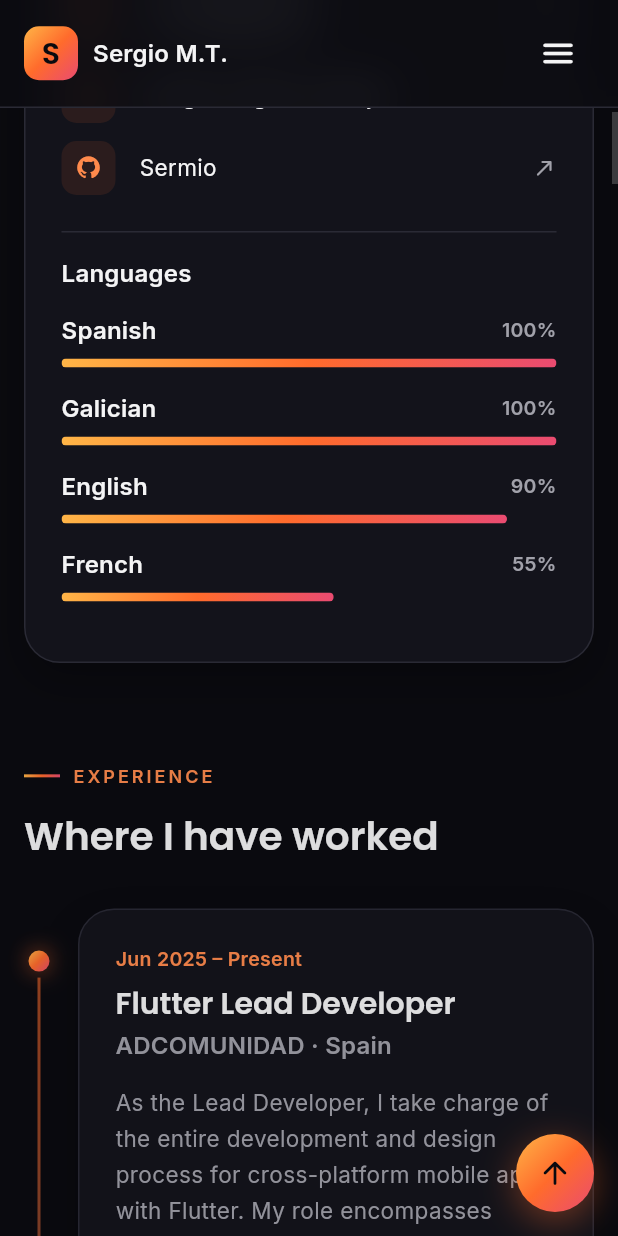
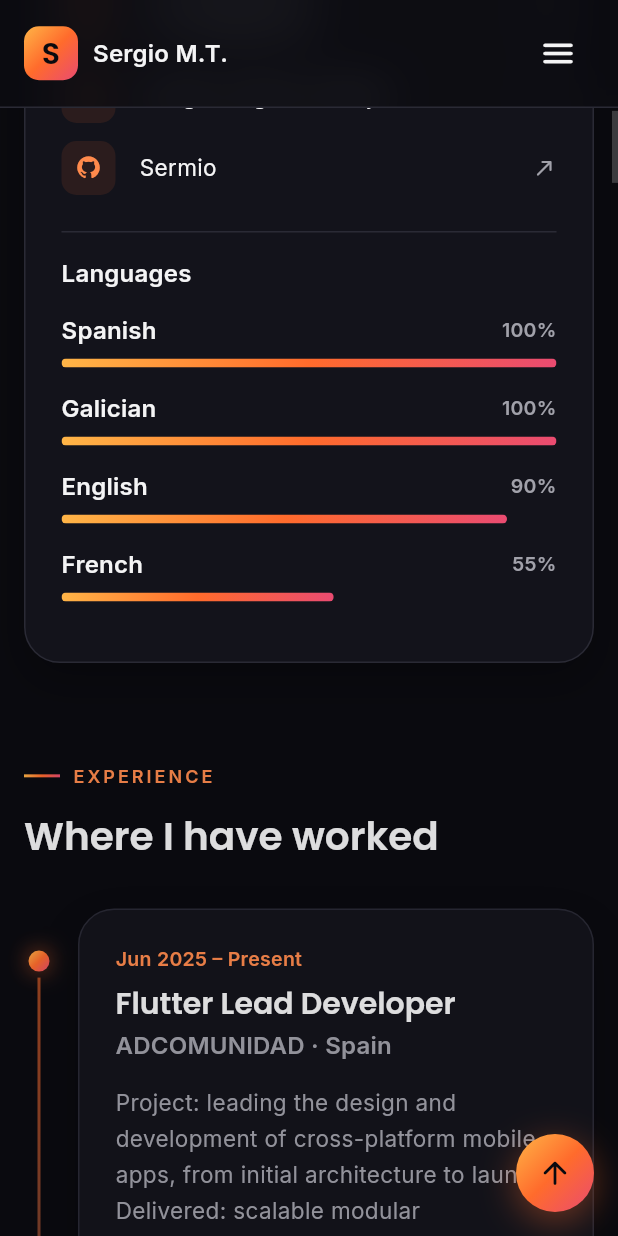
Before and after one commit to Sermio/Portfolio, a Flutter app: the screen it shows after launch, scrolled down 1728 dp, on a phone screen of 412 x 824 dp. Run offline on Flutter 3.47's test engine with Material 3 defaults, Android fonts, the phone set to English and light mode, and no system bars; our stand-ins replace font_awesome_flutter, google_fonts.

Commit message:
feat: structure experience descriptions and add AI tools skill

```diff
--- a/lib/data/data.dart
+++ b/lib/data/data.dart
@@ -41,35 +41,35 @@ const experienceList = [
     company: "ADCOMUNIDAD · Spain",
     period: "Jun 2025 – Present",
     description:
-        "As the Lead Developer, I take charge of the entire development and design process for cross-platform mobile apps with Flutter. My role encompasses every phase from initial architecture to product launch, including UI/UX design, building scalable and modular frameworks, developing reusable UI components, managing state with Provider and BLoC patterns, integrating REST APIs and Firebase services, and overseeing testing, CI/CD, and deployment to Google Play and App Store.",
+        "Project: leading the design and development of cross-platform mobile apps, from initial architecture to launch. Delivered: scalable modular frameworks, reusable UI components, REST API and Firebase integrations, testing, CI/CD and releases to Google Play and the App Store. Tools: Flutter, Provider, BLoC, Firebase and AI coding assistants.",
   ),
   Experience(
     role: "Apps Developer",
     company: "Freelance",
     period: "Oct 2024 – May 2025",
     description:
-        "Design and development of cross-platform (Android and iOS) apps using Flutter and Kotlin.",
+        "Project: design and development of mobile apps for different clients. Delivered: cross-platform (Android and iOS) apps, such as a QR scanner that sends the scanned data to a backend, among other projects. Tools: Flutter and Kotlin.",
   ),
   Experience(
     role: "Software Engineer and Consultant",
     company: "Sotelo S.L. · Spain",
     period: "May 2022 – Oct 2024",
     description:
-        "I worked in a multidisciplinary team, where I learned Vue.js, Python, React Native, and SCRUM. This position also allowed me to develop strong skills in team management, project coordination and customer communication.",
+        "Project: software development and consulting in a multidisciplinary team, with direct customer communication. Delivered: web and mobile solutions, coordinating projects and managing the team. Tools: Vue.js, Python, React Native and SCRUM, all learned on the job.",
   ),
   Experience(
     role: "Flutter Apps Developer",
     company: "Freelance",
     period: "Feb 2022 – Apr 2022",
     description:
-        "I developed and released the \"Subasta Forestal\" app using Flutter, with over 500 downloads. I was responsible for the updates of the \"SBC Gasolineras\" and \"Museo das Peregrinacións\" apps in native Java/Kotlin.",
+        "Project: launch of my own app plus maintenance of existing ones. Delivered: I developed and released the \"Subasta Forestal\" app, with over 500 downloads, and handled the updates of the \"SBC Gasolineras\" and \"Museo das Peregrinacións\" apps. Tools: Flutter for the new app, native Java/Kotlin for the updates.",
   ),
   Experience(
     role: "Flutter Developer (Internship)",
     company: "Servicios Reunidos S.L. · Spain",
     period: "Sep 2020 – Feb 2022",
     description:
-        "As part of my Bachelor’s Thesis, I developed a Flutter app capable of extracting information from pictures using a neural network. It also had a website developed in Vue.js.",
+        "Project: my Bachelor’s Thesis, an app that extracts information from pictures. Delivered: a Flutter app powered by a neural network, plus a companion website. Tools: Flutter and Vue.js.",
   ),
 ];
 
@@ -77,6 +77,7 @@ const techSkills = [
   Skill(name: "Flutter", percent: 0.95),
   Skill(name: "Dart", percent: 0.95),
   Skill(name: "Git", percent: 0.9),
+  Skill(name: "AI tools", percent: 0.85),
   Skill(name: "Firebase", percent: 0.75),
   Skill(name: "SCRUM", percent: 0.75),
   Skill(name: "JavaScript", percent: 0.7),
```
